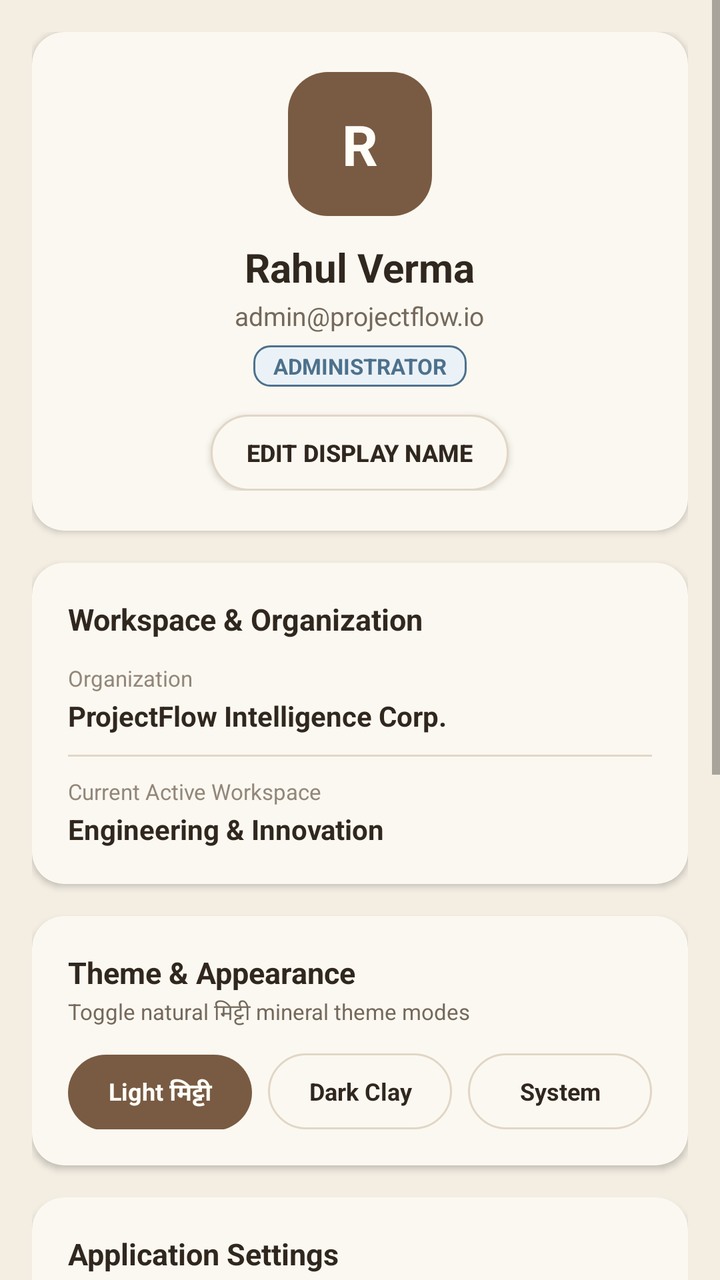
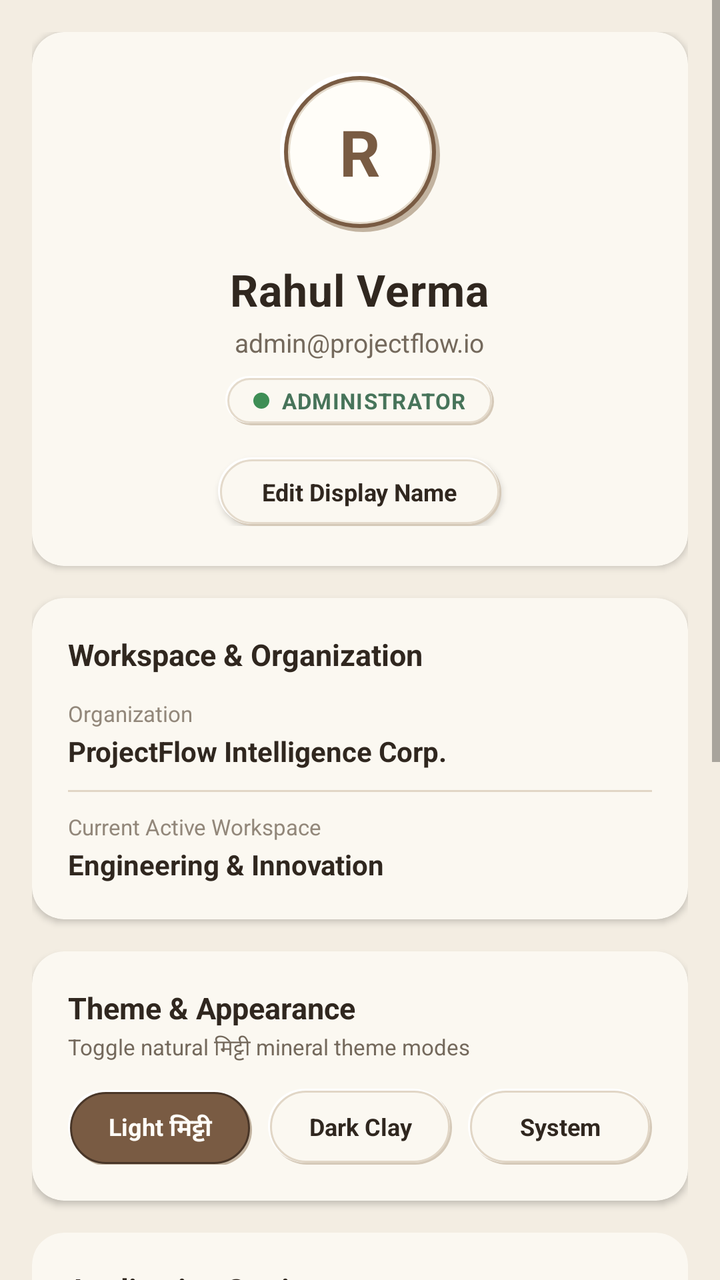

Before-and-after screenshots of an Android layout around one commit, followed by the original layout XML and the change that was made.
<!-- AndroidManifest.xml: application theme Theme.ProjectFlow -->
<!-- res/layout/fragment_profile.xml -->
<?xml version="1.0" encoding="utf-8"?>
<ScrollView xmlns:android="http://schemas.android.com/apk/res/android"
    xmlns:app="http://schemas.android.com/apk/res-auto"
    android:layout_width="match_parent"
    android:layout_height="match_parent"
    android:background="@color/earth_bg"
    android:fillViewport="true">

    <LinearLayout
        android:layout_width="match_parent"
        android:layout_height="wrap_content"
        android:orientation="vertical"
        android:padding="16dp">

        
        <androidx.cardview.widget.CardView
            android:layout_width="match_parent"
            android:layout_height="wrap_content"
            app:cardBackgroundColor="@color/earth_surface"
            app:cardCornerRadius="16dp"
            app:cardElevation="2dp">

            <LinearLayout
                android:layout_width="match_parent"
                android:layout_height="wrap_content"
                android:gravity="center"
                android:orientation="vertical"
                android:padding="20dp">

                <FrameLayout
                    android:layout_width="72dp"
                    android:layout_height="72dp"
                    android:background="@drawable/bg_chip_selected">

                    <TextView
                        android:id="@+id/tvProfileInitial"
                        android:layout_width="wrap_content"
                        android:layout_height="wrap_content"
                        android:layout_gravity="center"
                        android:text="R"
                        android:textColor="@color/white"
                        android:textSize="28sp"
                        android:textStyle="bold" />
                </FrameLayout>

                <TextView
                    android:id="@+id/tvProfileName"
                    android:layout_width="wrap_content"
                    android:layout_height="wrap_content"
                    android:layout_marginTop="12dp"
                    android:text="Rahul Verma"
                    android:textColor="@color/text_main"
                    android:textSize="20sp"
                    android:textStyle="bold" />

                <TextView
                    android:id="@+id/tvProfileEmail"
                    android:layout_width="wrap_content"
                    android:layout_height="wrap_content"
                    android:layout_marginTop="2dp"
                    android:text="admin@projectflow.io"
                    android:textColor="@color/text_secondary"
                    android:textSize="13sp" />

                <TextView
                    android:id="@+id/tvProfileRole"
                    android:layout_width="wrap_content"
                    android:layout_height="wrap_content"
                    android:layout_marginTop="6dp"
                    android:background="@drawable/bg_badge_info"
                    android:paddingHorizontal="10dp"
                    android:paddingVertical="3dp"
                    android:text="ADMINISTRATOR"
                    android:textColor="@color/earth_info"
                    android:textSize="11sp"
                    android:textStyle="bold" />

                <Button
                    android:id="@+id/btnEditProfile"
                    android:layout_width="wrap_content"
                    android:layout_height="38dp"
                    android:layout_marginTop="14dp"
                    android:background="@drawable/bg_chip_unselected"
                    android:paddingHorizontal="18dp"
                    android:text="Edit Display Name"
                    android:textColor="@color/text_main"
                    android:textSize="12sp"
                    android:textStyle="bold" />
            </LinearLayout>
        </androidx.cardview.widget.CardView>

        
        <androidx.cardview.widget.CardView
            android:layout_width="match_parent"
            android:layout_height="wrap_content"
            android:layout_marginTop="16dp"
            app:cardBackgroundColor="@color/earth_surface"
            app:cardCornerRadius="16dp"
            app:cardElevation="2dp">

            <LinearLayout
                android:layout_width="match_parent"
                android:layout_height="wrap_content"
                android:orientation="vertical"
                android:padding="18dp">

                <TextView
                    android:layout_width="wrap_content"
                    android:layout_height="wrap_content"
                    android:text="Workspace &amp; Organization"
                    android:textColor="@color/text_main"
                    android:textSize="15sp"
                    android:textStyle="bold" />

                <LinearLayout
                    android:layout_width="match_parent"
                    android:layout_height="wrap_content"
                    android:layout_marginTop="12dp"
                    android:orientation="vertical">

                    <TextView
                        android:layout_width="wrap_content"
                        android:layout_height="wrap_content"
                        android:text="Organization"
                        android:textColor="@color/text_muted"
                        android:textSize="11sp" />

                    <TextView
                        android:layout_width="wrap_content"
                        android:layout_height="wrap_content"
                        android:layout_marginTop="2dp"
                        android:text="ProjectFlow Intelligence Corp."
                        android:textColor="@color/text_main"
                        android:textSize="14sp"
                        android:textStyle="bold" />

                    <View
                        android:layout_width="match_parent"
                        android:layout_height="1dp"
                        android:layout_marginVertical="10dp"
                        android:background="@color/earth_border" />

                    <TextView
                        android:layout_width="wrap_content"
                        android:layout_height="wrap_content"
                        android:text="Current Active Workspace"
                        android:textColor="@color/text_muted"
                        android:textSize="11sp" />

                    <TextView
                        android:layout_width="wrap_content"
                        android:layout_height="wrap_content"
                        android:layout_marginTop="2dp"
                        android:text="Engineering &amp; Innovation"
                        android:textColor="@color/text_main"
                        android:textSize="14sp"
                        android:textStyle="bold" />
                </LinearLayout>
            </LinearLayout>
        </androidx.cardview.widget.CardView>

        
        <androidx.cardview.widget.CardView
            android:layout_width="match_parent"
            android:layout_height="wrap_content"
            android:layout_marginTop="16dp"
            app:cardBackgroundColor="@color/earth_surface"
            app:cardCornerRadius="16dp"
            app:cardElevation="2dp">

            <LinearLayout
                android:layout_width="match_parent"
                android:layout_height="wrap_content"
                android:orientation="vertical"
                android:padding="18dp">

                <TextView
                    android:layout_width="wrap_content"
                    android:layout_height="wrap_content"
                    android:text="Theme &amp; Appearance"
                    android:textColor="@color/text_main"
                    android:textSize="15sp"
                    android:textStyle="bold" />

                <TextView
                    android:layout_width="wrap_content"
                    android:layout_height="wrap_content"
                    android:layout_marginTop="2dp"
                    android:text="Toggle natural मिट्टी mineral theme modes"
                    android:textColor="@color/text_secondary"
                    android:textSize="11sp" />

                <LinearLayout
                    android:layout_width="match_parent"
                    android:layout_height="wrap_content"
                    android:layout_marginTop="12dp"
                    android:orientation="horizontal">

                    <TextView
                        android:id="@+id/btnThemeLight"
                        android:layout_width="0dp"
                        android:layout_height="38dp"
                        android:layout_weight="1"
                        android:background="@drawable/bg_chip_selected"
                        android:gravity="center"
                        android:text="Light मिट्टी"
                        android:textColor="@color/white"
                        android:textSize="12sp"
                        android:textStyle="bold" />

                    <TextView
                        android:id="@+id/btnThemeDark"
                        android:layout_width="0dp"
                        android:layout_height="38dp"
                        android:layout_marginStart="8dp"
                        android:layout_weight="1"
                        android:background="@drawable/bg_chip_unselected"
                        android:gravity="center"
                        android:text="Dark Clay"
                        android:textColor="@color/text_main"
                        android:textSize="12sp"
                        android:textStyle="bold" />

                    <TextView
                        android:id="@+id/btnThemeSystem"
                        android:layout_width="0dp"
                        android:layout_height="38dp"
                        android:layout_marginStart="8dp"
                        android:layout_weight="1"
                        android:background="@drawable/bg_chip_unselected"
                        android:gravity="center"
                        android:text="System"
                        android:textColor="@color/text_main"
                        android:textSize="12sp"
                        android:textStyle="bold" />
                </LinearLayout>
            </LinearLayout>
        </androidx.cardview.widget.CardView>

        
        <androidx.cardview.widget.CardView
            android:layout_width="match_parent"
            android:layout_height="wrap_content"
            android:layout_marginTop="16dp"
            app:cardBackgroundColor="@color/earth_surface"
            app:cardCornerRadius="16dp"
            app:cardElevation="2dp">

            <LinearLayout
                android:layout_width="match_parent"
                android:layout_height="wrap_content"
                android:orientation="vertical"
                android:padding="18dp">

                <TextView
                    android:layout_width="wrap_content"
                    android:layout_height="wrap_content"
                    android:text="Application Settings"
                    android:textColor="@color/text_main"
                    android:textSize="15sp"
                    android:textStyle="bold" />

                <TextView
                    android:layout_width="wrap_content"
                    android:layout_height="wrap_content"
                    android:layout_marginTop="2dp"
                    android:text="System configuration, offline sync and installer distribution"
                    android:textColor="@color/text_secondary"
                    android:textSize="11sp" />

                
                <LinearLayout
                    android:id="@+id/layoutProfileShareApk"
                    android:layout_width="match_parent"
                    android:layout_height="wrap_content"
                    android:layout_marginTop="14dp"
                    android:background="@drawable/bg_card_earth"
                    android:gravity="center_vertical"
                    android:orientation="horizontal"
                    android:padding="12dp">

                    <ImageView
                        android:layout_width="32dp"
                        android:layout_height="32dp"
                        android:background="@drawable/bg_badge_info"
                        android:padding="6dp"
                        android:src="@drawable/ic_settings"
                        app:tint="@color/earth_info" />

                    <LinearLayout
                        android:layout_width="0dp"
                        android:layout_height="wrap_content"
                        android:layout_marginStart="12dp"
                        android:layout_weight="1"
                        android:orientation="vertical">

                        <TextView
                            android:layout_width="wrap_content"
                            android:layout_height="wrap_content"
                            android:text="Share ProjectFlow APK"
                            android:textColor="@color/text_main"
                            android:textSize="13sp"
                            android:textStyle="bold" />

                        <TextView
                            android:id="@+id/tvProfileApkInfo"
                            android:layout_width="wrap_content"
                            android:layout_height="wrap_content"
                            android:layout_marginTop="1dp"
                            android:text="v2.0.0 (Code: 2) • ~8.26 MB • Ready"
                            android:textColor="@color/text_secondary"
                            android:textSize="11sp" />
                    </LinearLayout>

                    <Button
                        android:id="@+id/btnProfileShareApk"
                        android:layout_width="wrap_content"
                        android:layout_height="36dp"
                        android:background="@drawable/bg_chip_selected"
                        android:paddingHorizontal="14dp"
                        android:text="Share"
                        android:textColor="@color/white"
                        android:textSize="11sp"
                        android:textStyle="bold" />
                </LinearLayout>

                
                <LinearLayout
                    android:layout_width="match_parent"
                    android:layout_height="wrap_content"
                    android:layout_marginTop="12dp"
                    android:background="@drawable/bg_card_earth"
                    android:gravity="center_vertical"
                    android:orientation="horizontal"
                    android:padding="12dp">

                    <ImageView
                        android:layout_width="32dp"
                        android:layout_height="32dp"
                        android:background="@drawable/bg_badge_success"
                        android:padding="6dp"
                        android:src="@drawable/ic_tasks"
                        app:tint="@color/earth_success" />

                    <LinearLayout
                        android:layout_width="0dp"
                        android:layout_height="wrap_content"
                        android:layout_marginStart="12dp"
                        android:layout_weight="1"
                        android:orientation="vertical">

                        <TextView
                            android:layout_width="wrap_content"
                            android:layout_height="wrap_content"
                            android:text="Offline Database &amp; Sync"
                            android:textColor="@color/text_main"
                            android:textSize="13sp"
                            android:textStyle="bold" />

                        <TextView
                            android:id="@+id/tvProfileSyncStatus"
                            android:layout_width="wrap_content"
                            android:layout_height="wrap_content"
                            android:layout_marginTop="1dp"
                            android:text="Room SQLite Cache • Online"
                            android:textColor="@color/earth_success"
                            android:textSize="11sp" />
                    </LinearLayout>

                    <Button
                        android:id="@+id/btnProfileSyncNow"
                        android:layout_width="wrap_content"
                        android:layout_height="36dp"
                        android:background="@drawable/bg_chip_unselected"
                        android:paddingHorizontal="14dp"
                        android:text="Sync"
                        android:textColor="@color/text_main"
                        android:textSize="11sp"
                        android:textStyle="bold" />
                </LinearLayout>

                
                <LinearLayout
                    android:layout_width="match_parent"
                    android:layout_height="wrap_content"
                    android:layout_marginTop="12dp"
                    android:background="@drawable/bg_card_earth"
                    android:gravity="center_vertical"
                    android:orientation="horizontal"
                    android:padding="12dp">

                    <ImageView
                        android:layout_width="32dp"
                        android:layout_height="32dp"
                        android:background="@drawable/bg_badge_warning"
                        android:padding="6dp"
                        android:src="@drawable/ic_notifications"
                        app:tint="@color/earth_warning" />

                    <LinearLayout
                        android:layout_width="0dp"
                        android:layout_height="wrap_content"
                        android:layout_marginStart="12dp"
                        android:layout_weight="1"
                        android:orientation="vertical">

                        <TextView
                            android:layout_width="wrap_content"
                            android:layout_height="wrap_content"
                            android:text="Deadline &amp; Risk Alerts"
                            android:textColor="@color/text_main"
                            android:textSize="13sp"
                            android:textStyle="bold" />

                        <TextView
                            android:layout_width="wrap_content"
                            android:layout_height="wrap_content"
                            android:layout_marginTop="1dp"
                            android:text="Push notifications &amp; local alerts active"
                            android:textColor="@color/text_secondary"
                            android:textSize="11sp" />
                    </LinearLayout>

                    <androidx.appcompat.widget.SwitchCompat
                        android:id="@+id/switchProfileNotifications"
                        android:layout_width="wrap_content"
                        android:layout_height="wrap_content"
                        android:checked="true" />
                </LinearLayout>

            </LinearLayout>
        </androidx.cardview.widget.CardView>

        
        <Button
            android:id="@+id/btnLogout"
            android:layout_width="match_parent"
            android:layout_height="48dp"
            android:layout_marginTop="24dp"
            android:layout_marginBottom="32dp"
            android:background="@drawable/bg_badge_error"
            android:text="Logout from Device"
            android:textColor="@color/earth_error"
            android:textSize="14sp"
            android:textStyle="bold" />

    </LinearLayout>
</ScrollView>
<!-- resources referenced by this layout -->
<resources>
  <!-- drawable bg_card_earth (drawable) -->
  <?xml version="1.0" encoding="utf-8"?>
  <shape xmlns:android="http://schemas.android.com/apk/res/android"
      android:shape="rectangle">
      <corners android:radius="16dp" />
      <solid android:color="@color/earth_surface" />
      <stroke
          android:width="1dp"
          android:color="@color/earth_border" />
  </shape>
  <!-- drawable bg_chip_selected (drawable) -->
  <?xml version="1.0" encoding="utf-8"?>
  <shape xmlns:android="http://schemas.android.com/apk/res/android"
      android:shape="rectangle">
      <corners android:radius="20dp" />
      <solid android:color="@color/primary_earth" />
  </shape>
  <!-- drawable bg_chip_unselected (drawable) -->
  <?xml version="1.0" encoding="utf-8"?>
  <shape xmlns:android="http://schemas.android.com/apk/res/android"
      android:shape="rectangle">
      <corners android:radius="20dp" />
      <solid android:color="@color/earth_surface" />
      <stroke
          android:width="1dp"
          android:color="@color/earth_border" />
  </shape>
  <!-- unchanged entries left out for length: 28 -->
</resources>

<!-- the commit's change to res/layout/fragment_profile.xml (unified diff, before → after) -->
@@ -28,9 +28,9 @@
                 android:padding="20dp">
 
                 <FrameLayout
-                    android:layout_width="72dp"
-                    android:layout_height="72dp"
-                    android:background="@drawable/bg_chip_selected">
+                    android:layout_width="80dp"
+                    android:layout_height="80dp"
+                    android:background="@drawable/bg_neu_avatar">
 
                     <TextView
                         android:id="@+id/tvProfileInitial"
@@ -38,8 +38,8 @@
                         android:layout_height="wrap_content"
                         android:layout_gravity="center"
                         android:text="R"
-                        android:textColor="@color/white"
-                        android:textSize="28sp"
+                        android:textColor="@color/primary_earth"
+                        android:textSize="32sp"
                         android:textStyle="bold" />
                 </FrameLayout>
 
@@ -47,17 +47,18 @@
                     android:id="@+id/tvProfileName"
                     android:layout_width="wrap_content"
                     android:layout_height="wrap_content"
-                    android:layout_marginTop="12dp"
+                    android:layout_marginTop="14dp"
+                    android:letterSpacing="0.015"
                     android:text="Rahul Verma"
                     android:textColor="@color/text_main"
-                    android:textSize="20sp"
+                    android:textSize="22sp"
                     android:textStyle="bold" />
 
                 <TextView
                     android:id="@+id/tvProfileEmail"
                     android:layout_width="wrap_content"
                     android:layout_height="wrap_content"
-                    android:layout_marginTop="2dp"
+                    android:layout_marginTop="3dp"
                     android:text="admin@projectflow.io"
                     android:textColor="@color/text_secondary"
                     android:textSize="13sp" />
@@ -66,22 +67,27 @@
                     android:id="@+id/tvProfileRole"
                     android:layout_width="wrap_content"
                     android:layout_height="wrap_content"
-                    android:layout_marginTop="6dp"
-                    android:background="@drawable/bg_badge_info"
-                    android:paddingHorizontal="10dp"
-                    android:paddingVertical="3dp"
+                    android:layout_marginTop="8dp"
+                    android:background="@drawable/bg_neu_pill"
+                    android:drawableStart="@drawable/bg_dot_done"
+                    android:drawablePadding="6dp"
+                    android:paddingHorizontal="14dp"
+                    android:paddingVertical="5dp"
                     android:text="ADMINISTRATOR"
-                    android:textColor="@color/earth_info"
+                    android:textColor="@color/earth_success"
                     android:textSize="11sp"
-                    android:textStyle="bold" />
-
-                <Button
+                    android:letterSpacing="0.04"
+                    android:textStyle="bold" />
+
+                <TextView
                     android:id="@+id/btnEditProfile"
                     android:layout_width="wrap_content"
-                    android:layout_height="38dp"
-                    android:layout_marginTop="14dp"
-                    android:background="@drawable/bg_chip_unselected"
-                    android:paddingHorizontal="18dp"
+                    android:layout_height="wrap_content"
+                    android:layout_marginTop="16dp"
+                    android:background="@drawable/bg_neu_pill"
+                    android:elevation="2dp"
+                    android:paddingHorizontal="22dp"
+                    android:paddingVertical="9dp"
                     android:text="Edit Display Name"
                     android:textColor="@color/text_main"
                     android:textSize="12sp"
<!-- resource entries referenced after the edit -->
@@ -2,31 +2,230 @@
 <resources>
   <!-- drawable bg_card_earth (drawable) -->
   <?xml version="1.0" encoding="utf-8"?>
+  <layer-list xmlns:android="http://schemas.android.com/apk/res/android">
+      
+      <item
+          android:left="2dp"
+          android:top="2dp"
+          android:right="0dp"
+          android:bottom="0dp">
+          <shape android:shape="rectangle">
+              <corners android:radius="16dp" />
+              <solid android:color="@color/neu_shadow_deep" />
+          </shape>
+      </item>
+  
+      
+      <item
+          android:left="0dp"
+          android:top="0dp"
+          android:right="2dp"
+          android:bottom="2dp">
+          <shape android:shape="rectangle">
+              <corners android:radius="16dp" />
+              <solid android:color="@color/neu_highlight" />
+          </shape>
+      </item>
+  
+      
+      <item
+          android:left="1dp"
+          android:top="1dp"
+          android:right="1dp"
+          android:bottom="1dp">
+          <shape android:shape="rectangle">
+              <corners android:radius="15dp" />
+              <solid android:color="@color/earth_surface" />
+              <stroke
+                  android:width="1dp"
+                  android:color="@color/earth_border" />
+          </shape>
+      </item>
+  </layer-list>
+  <!-- drawable bg_chip_selected (drawable) -->
+  <?xml version="1.0" encoding="utf-8"?>
+  <layer-list xmlns:android="http://schemas.android.com/apk/res/android">
+      
+      <item
+          android:left="2dp"
+          android:top="2dp"
+          android:right="0dp"
+          android:bottom="0dp">
+          <shape android:shape="rectangle">
+              <corners android:radius="20dp" />
+              <solid android:color="@color/neu_shadow_deep" />
+          </shape>
+      </item>
+  
+      
+      <item
+          android:left="0dp"
+          android:top="0dp"
+          android:right="2dp"
+          android:bottom="2dp">
+          <shape android:shape="rectangle">
+              <corners android:radius="20dp" />
+              <solid android:color="@color/neu_highlight" />
+          </shape>
+      </item>
+  
+      
+      <item
+          android:left="1dp"
+          android:top="1dp"
+          android:right="1dp"
+          android:bottom="1dp">
+          <shape android:shape="rectangle">
+              <corners android:radius="20dp" />
+              <solid android:color="@color/primary_earth" />
+              <stroke
+                  android:width="1dp"
+                  android:color="@color/deep_earth" />
+          </shape>
+      </item>
+  </layer-list>
+  <!-- drawable bg_chip_unselected (drawable) -->
+  <?xml version="1.0" encoding="utf-8"?>
+  <layer-list xmlns:android="http://schemas.android.com/apk/res/android">
+      
+      <item
+          android:left="1dp"
+          android:top="1dp"
+          android:right="0dp"
+          android:bottom="0dp">
+          <shape android:shape="rectangle">
+              <corners android:radius="20dp" />
+              <solid android:color="@color/neu_shadow_soft" />
+          </shape>
+      </item>
+  
+      
+      <item
+          android:left="0dp"
+          android:top="0dp"
+          android:right="1dp"
+          android:bottom="1dp">
+          <shape android:shape="rectangle">
+              <corners android:radius="20dp" />
+              <solid android:color="@color/neu_highlight" />
+          </shape>
+      </item>
+  
+      
+      <item
+          android:left="1dp"
+          android:top="1dp"
+          android:right="1dp"
+          android:bottom="1dp">
+          <shape android:shape="rectangle">
+              <corners android:radius="20dp" />
+              <solid android:color="@color/earth_surface" />
+              <stroke
+                  android:width="1dp"
+                  android:color="@color/earth_border" />
+          </shape>
+      </item>
+  </layer-list>
+  <!-- drawable bg_dot_done (drawable) -->
+  <?xml version="1.0" encoding="utf-8"?>
   <shape xmlns:android="http://schemas.android.com/apk/res/android"
-      android:shape="rectangle">
-      <corners android:radius="16dp" />
-      <solid android:color="@color/earth_surface" />
-      <stroke
-          android:width="1dp"
-          android:color="@color/earth_border" />
+      android:shape="oval">
+      <size android:width="8dp" android:height="8dp" />
+      <solid android:color="@color/chart_done" />
   </shape>
-  <!-- drawable bg_chip_selected (drawable) -->
-  <?xml version="1.0" encoding="utf-8"?>
-  <shape xmlns:android="http://schemas.android.com/apk/res/android"
-      android:shape="rectangle">
-      <corners android:radius="20dp" />
-      <solid android:color="@color/primary_earth" />
-  </shape>
-  <!-- drawable bg_chip_unselected (drawable) -->
-  <?xml version="1.0" encoding="utf-8"?>
-  <shape xmlns:android="http://schemas.android.com/apk/res/android"
-      android:shape="rectangle">
-      <corners android:radius="20dp" />
-      <solid android:color="@color/earth_surface" />
-      <stroke
-          android:width="1dp"
-          android:color="@color/earth_border" />
-  </shape>
+  <!-- drawable bg_neu_avatar (drawable) -->
+  <?xml version="1.0" encoding="utf-8"?>
+  <layer-list xmlns:android="http://schemas.android.com/apk/res/android">
+      
+      <item
+          android:left="3dp"
+          android:top="3dp"
+          android:right="0dp"
+          android:bottom="0dp">
+          <shape android:shape="oval">
+              <solid android:color="@color/neu_shadow_deep" />
+          </shape>
+      </item>
+  
+      
+      <item
+          android:left="0dp"
+          android:top="0dp"
+          android:right="3dp"
+          android:bottom="3dp">
+          <shape android:shape="oval">
+              <solid android:color="@color/neu_highlight" />
+          </shape>
+      </item>
+  
+      
+      <item
+          android:left="2dp"
+          android:top="2dp"
+          android:right="2dp"
+          android:bottom="2dp">
+          <shape android:shape="oval">
+              <solid android:color="@color/primary_earth" />
+          </shape>
+      </item>
+  
+      
+      <item
+          android:left="4dp"
+          android:top="4dp"
+          android:right="4dp"
+          android:bottom="4dp">
+          <shape android:shape="oval">
+              <solid android:color="@color/earth_raised" />
+              <stroke
+                  android:width="1dp"
+                  android:color="@color/neu_border" />
+          </shape>
+      </item>
+  </layer-list>
+  <!-- drawable bg_neu_pill (drawable) -->
+  <?xml version="1.0" encoding="utf-8"?>
+  <layer-list xmlns:android="http://schemas.android.com/apk/res/android">
+      <item
+          android:left="1dp"
+          android:top="1dp"
+          android:right="0dp"
+          android:bottom="0dp">
+          <shape android:shape="rectangle">
+              <corners android:radius="20dp" />
+              <solid android:color="@color/neu_shadow_soft" />
+          </shape>
+      </item>
+      <item
+          android:left="0dp"
+          android:top="0dp"
+          android:right="1dp"
+          android:bottom="1dp">
+          <shape android:shape="rectangle">
+              <corners android:radius="20dp" />
+              <solid android:color="@color/neu_highlight" />
+          </shape>
+      </item>
+      <item
+          android:left="1dp"
+          android:top="1dp"
+          android:right="1dp"
+          android:bottom="1dp">
+          <shape android:shape="rectangle">
+              <corners android:radius="20dp" />
+              <solid android:color="@color/neu_surface" />
+              <stroke
+                  android:width="1dp"
+                  android:color="@color/neu_border" />
+          </shape>
+      </item>
+  </layer-list>
+  <color name="neu_shadow_deep">#C2B3A0</color>
+  <color name="neu_highlight">#FFFFFFFF</color>
+  <color name="neu_shadow_soft">#D5C9B8</color>
+  <color name="chart_done">#3E8E55</color>
+  <color name="neu_border">#E4DACB</color>
+  <color name="neu_surface">#FBF8F1</color>
   <!-- unchanged entries left out for length: 28 -->
 </resources>
 
